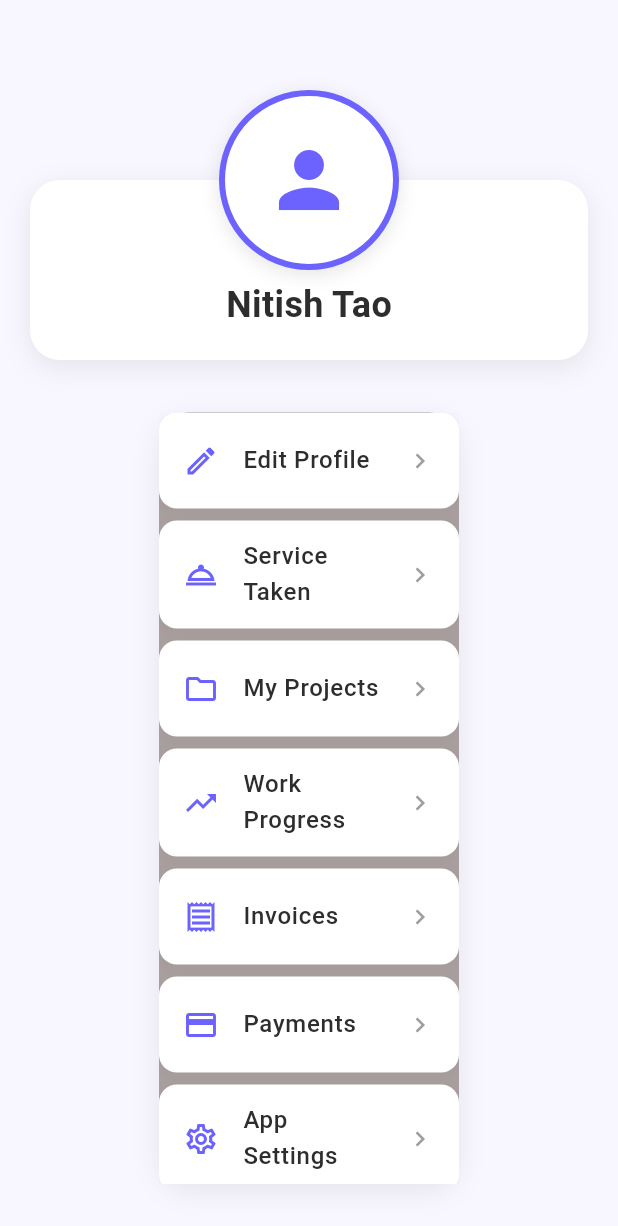
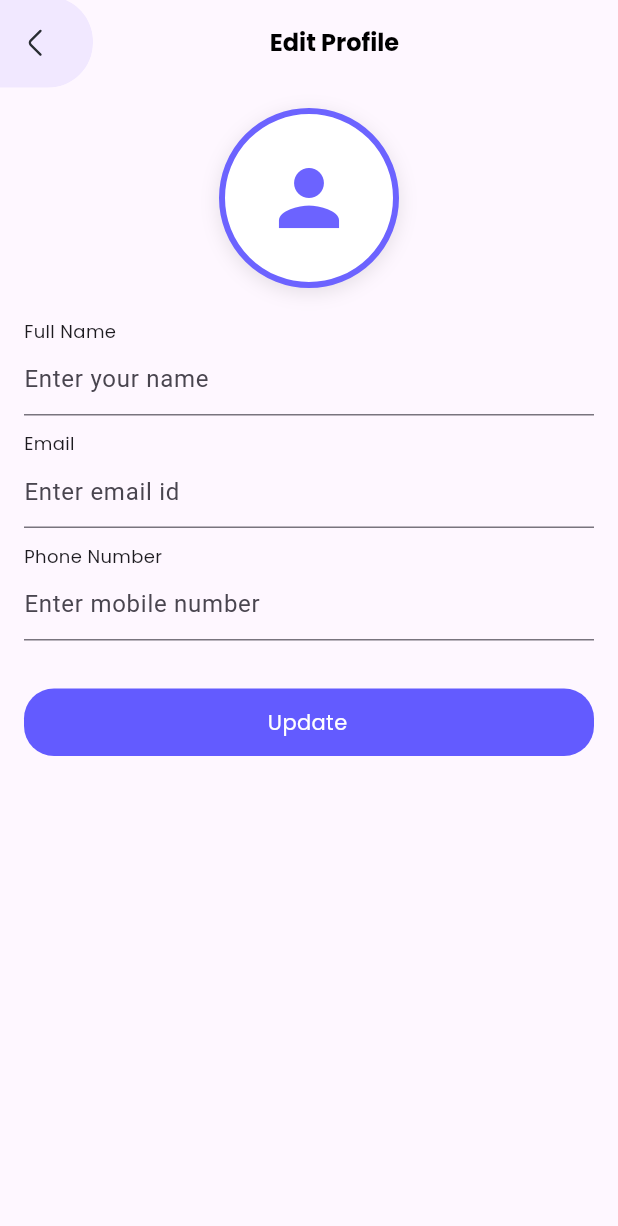
Before and after one commit to AkDevelopar2004/CRM_UserFrontend, a Flutter app: the ProfileScreen screen opened by its route, after a tap on "Edit Profile", on a phone screen of 412 x 824 dp. Shown: the top 1226 px of the screen. Run offline on Flutter 3.47's test engine with Material 3 defaults, Android fonts, the phone set to English and light mode, and no system bars; our stand-ins replace flutter_svg, go_router, google_nav_bar, url_strategy.

Commit message:
add edit profile screen

```diff
--- a/lib/models/profile/view/account.dart
+++ b/lib/models/profile/view/account.dart
@@ -1,4 +1,5 @@
 import 'package:flutter/material.dart';
+import 'package:go_router/go_router.dart';
 
 class ProfileScreen extends StatelessWidget {
   const ProfileScreen({Key? key}) : super(key: key);
@@ -17,25 +18,7 @@ class ProfileScreen extends StatelessWidget {
               _buildProfileSection(),
               const SizedBox(height: 20),
               // Menu Items
-              Expanded(
-                child: Padding(
-                  padding: const EdgeInsets.all(15.0),
-                  child: Container(
-                    width: 200,
-                    decoration: BoxDecoration(
-                      color: const Color.fromARGB(255, 170, 159, 159),
-                      borderRadius: BorderRadius.circular(20),
-                      boxShadow: [
-                        BoxShadow(
-                          color: Colors.black.withOpacity(0.08),
-                          blurRadius: 15,
-                          offset: const Offset(0, 5),
-                        ),
-                      ],
-                    ),
-                    child: _buildMenuList()),
-                ),
-              ),
+              Expanded(child: _buildMenuList(context))
             ],
           ),
         ),
@@ -52,7 +35,8 @@ class ProfileScreen extends StatelessWidget {
         Container(
           width: double.infinity,
           height: 120,
-          margin: const EdgeInsets.only(top: 60), // Space for half of profile image
+          margin:
+              const EdgeInsets.only(top: 60), // Space for half of profile image
           decoration: BoxDecoration(
             color: Colors.white,
             borderRadius: BorderRadius.circular(20),
@@ -112,16 +96,17 @@ class ProfileScreen extends StatelessWidget {
     );
   }
 
-  Widget _buildMenuList() {
+
+Widget _buildMenuList(BuildContext context) {
   final menuItems = [
-      {'icon': Icons.edit_outlined, 'title': 'Edit Profile'},
-      {'icon': Icons.room_service_outlined, 'title': 'Service Taken'},
-      {'icon': Icons.folder_outlined, 'title': 'My Projects'},
-      {'icon': Icons.trending_up_outlined, 'title': 'Work Progress'},
-      {'icon': Icons.receipt_outlined, 'title': 'Invoices'},
-      {'icon': Icons.payment_outlined, 'title': 'Payments'},
-      {'icon': Icons.settings_outlined, 'title': 'App Settings'},
-      {'icon': Icons.support_agent_outlined, 'title': 'Raise Ticket'},
+    {'icon': Icons.edit_outlined, 'title': 'Edit Profile', 'route': '/edit-profile'},
+    {'icon': Icons.room_service_outlined, 'title': 'Service Taken', 'route': '/service-taken'},
+    {'icon': Icons.folder_outlined, 'title': 'My Projects', 'route': '/my-projects'},
+    {'icon': Icons.trending_up_outlined, 'title': 'Work Progress', 'route': '/work-progress'},
+    {'icon': Icons.receipt_outlined, 'title': 'Invoices', 'route': '/invoices'},
+    {'icon': Icons.payment_outlined, 'title': 'Payments', 'route': '/payments'},
+    {'icon': Icons.settings_outlined, 'title': 'App Settings', 'route': '/app-settings'},
+    {'icon': Icons.support_agent_outlined, 'title': 'Raise Ticket', 'route': '/raise-ticket'},
   ];
 
   return ListView.separated(
@@ -133,8 +118,8 @@ class ProfileScreen extends StatelessWidget {
         icon: item['icon'] as IconData,
         title: item['title'] as String,
         onTap: () {
-            // Handle navigation here
-            print('Tapped on ${item['title']}');
+          // Navigate using context.push
+          context.push(item['route'] as String);
         },
       );
     },
--- /dev/null
+++ b/lib/models/profile/view/edit_profile_screen.dart
@@ -0,0 +1,182 @@
+import 'package:flutter/material.dart';
+import 'package:flutter_svg/flutter_svg.dart';
+import 'package:go_router/go_router.dart';
+import '../../../common/constant/app_images.dart';
+import '../../../common/widgets/button_widget.dart';
+import '../../../common/widgets/text_widget.dart';
+import '../../../common/constant/app_colors.dart';
+
+class EditProfileScreen extends StatefulWidget {
+  const EditProfileScreen({super.key});
+
+  @override
+  State<EditProfileScreen> createState() => _EditProfileScreenState();
+}
+
+class _EditProfileScreenState extends State<EditProfileScreen> {
+  @override
+  Widget build(BuildContext context) {
+    return Scaffold(
+      appBar: AppBar(
+        automaticallyImplyLeading: false,
+        clipBehavior: Clip.none,
+        elevation: 0,
+        titleSpacing: 0,
+        forceMaterialTransparency: false,
+        title: Padding(
+          padding: const EdgeInsets.only(right: 8.0),
+          child: Row(
+            crossAxisAlignment: CrossAxisAlignment.center,
+            mainAxisAlignment: MainAxisAlignment.spaceBetween,
+            children: [
+              GestureDetector(
+                onTap: () => context.pop(),
+                child: SvgPicture.asset(AppIcons.backArrowIcon),
+              ),
+              const TextWidget(
+                text: "Edit Profile",
+                color: AppColors.blackColor,
+                fontSize: 16,
+                fontWeight: FontWeight.bold,
+              ),
+              const SizedBox(width: 20),
+            ],
+          ),
+        ),
+      ),
+      body: SafeArea(
+        child: SingleChildScrollView(
+          padding: const EdgeInsets.all(16.0),
+          child: Column(
+            crossAxisAlignment: CrossAxisAlignment.start,
+            mainAxisAlignment: MainAxisAlignment.start,
+            children: [
+              const SizedBox(height: 40),
+              SizedBox(
+                height: 100,
+                child: Stack(
+                  clipBehavior: Clip.none,
+                  alignment: Alignment.topCenter,
+                  children: [
+                    Positioned(
+                      top: -40,
+                      child: Container(
+                        width: 120,
+                        height: 120,
+                        decoration: BoxDecoration(
+                          shape: BoxShape.circle,
+                          border: Border.all(
+                            color: const Color(0xFF6C63FF),
+                            width: 4,
+                          ),
+                          color: Colors.white,
+                          boxShadow: [
+                            BoxShadow(
+                              color: Colors.black.withOpacity(0.1),
+                              blurRadius: 10,
+                              offset: const Offset(0, 3),
+                            ),
+                          ],
+                        ),
+                        child: const Icon(
+                          Icons.person,
+                          size: 60,
+                          color: Color(0xFF6C63FF),
+                        ),
+                      ),
+                    ),
+                  ],
+                ),
+              ),
+
+              const TextWidget(text: 'Full Name'),
+              // const SizedBox(height: 4),
+              TextFormField(
+                decoration: const InputDecoration(
+                  hintText: "Enter your name",
+                ),
+              ),
+              const SizedBox(height: 10),
+              const TextWidget(text: 'Email'),
+              // const SizedBox(height: 4),
+              TextFormField(
+                decoration: const InputDecoration(
+                  hintText: "Enter email id",
+                ),
+              ),
+              const SizedBox(height: 10),
+              const TextWidget(text: 'Phone Number'),
+              // const SizedBox(height: 8÷),
+              TextFormField(
+                decoration: const InputDecoration(
+                  hintText: "Enter mobile number",
+                ),
+              ),
+              const SizedBox(height: 32),
+              ButtonWidget(
+                borderRadius: 20,
+                backgroundColor: AppColors.blueColor,
+                onClick: () {
+                  // Save changes logic
+                  _showPasswordChangedDialog(context);
+                },
+                text: 'Update',
+                textColor: Colors.white,
+              ),
+            ],
+          ),
+        ),
+      ),
+    );
+  }
+}
+
+void _showPasswordChangedDialog(BuildContext context) {
+  showDialog(
+    context: context,
+    barrierDismissible: false,
+    builder: (_) => Dialog(
+      shape: RoundedRectangleBorder(borderRadius: BorderRadius.circular(16)),
+      child: Padding(
+        padding: const EdgeInsets.symmetric(vertical: 24.0, horizontal: 16.0),
+        child: Column(
+          mainAxisSize: MainAxisSize.min,
+          children: [
+            const Text(
+              "Profile has been \n Updated",
+              textAlign: TextAlign.center,
+              style: TextStyle(
+                fontWeight: FontWeight.bold,
+                fontSize: 18,
+                color: Colors.black,
+              ),
+            ),
+            const SizedBox(height: 24),
+            Image.asset(
+              AppImages.checkImg,
+              fit: BoxFit.cover,
+            ),
+            const SizedBox(height: 24),
+            SizedBox(
+              width: 80,
+              height: 36,
+              child: ElevatedButton(
+                style: ElevatedButton.styleFrom(
+                  backgroundColor: Colors.grey.shade200,
+                  foregroundColor: Colors.black87,
+                  shape: RoundedRectangleBorder(
+                    borderRadius: BorderRadius.circular(8),
+                  ),
+                ),
+                onPressed: () {
+                  Navigator.of(context).pop(); // close dialog
+                },
+                child: const Text("OK"),
+              ),
+            )
+          ],
+        ),
+      ),
+    ),
+  );
+}
--- a/lib/utils/navigation/app_router.dart
+++ b/lib/utils/navigation/app_router.dart
@@ -10,6 +10,7 @@ import 'package:user_side_team_frontend/models/homescreen/view/home_screen.dart'
 import 'package:user_side_team_frontend/models/notification/notification_detail_screen.dart';
 import 'package:user_side_team_frontend/models/notification/notification_view.dart';
 import 'package:user_side_team_frontend/models/profile/view/account.dart';
+import 'package:user_side_team_frontend/models/profile/view/edit_profile_screen.dart';
 import 'package:user_side_team_frontend/models/project/view/project_readymade_view.dart';
 import 'package:user_side_team_frontend/models/project/view/send_reference_view.dart';
 import 'package:user_side_team_frontend/utils/navigation/app_routes.dart';
@@ -73,6 +74,10 @@ class AppRouter {
         path: AppRoutes.profileView,
         builder: (context, state) => ProfileScreen(),
       ),
+       GoRoute(
+        path: AppRoutes.editProfileScreen,
+        builder: (context, state) => EditProfileScreen(),
+      ),
     ],
   );
 }
--- a/lib/utils/navigation/app_routes.dart
+++ b/lib/utils/navigation/app_routes.dart
@@ -15,4 +15,5 @@ class AppRoutes {
    static const String readymadeProject= "/readymade-project";
    static const String sendReferenceView = "/send-reference-view";
    static const String profileView="/profile-view";
+   static const String editProfileScreen='/edit-profile';
 }
```
Also changed, not shown: lib/models/auth/view/change_password_screen.dart (+10 -8 lines), lib/models/project/view/project_view.dart (+5 -4 lines). Lines whose indentation alone changed are shown as unchanged.
